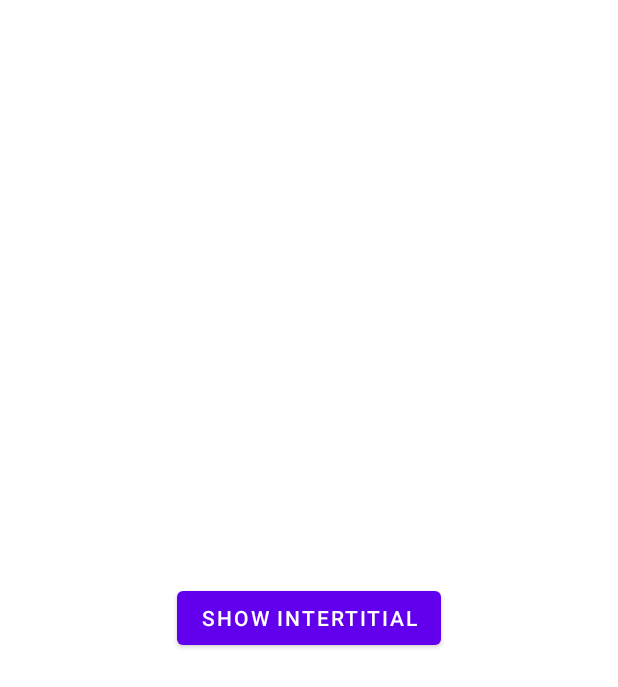
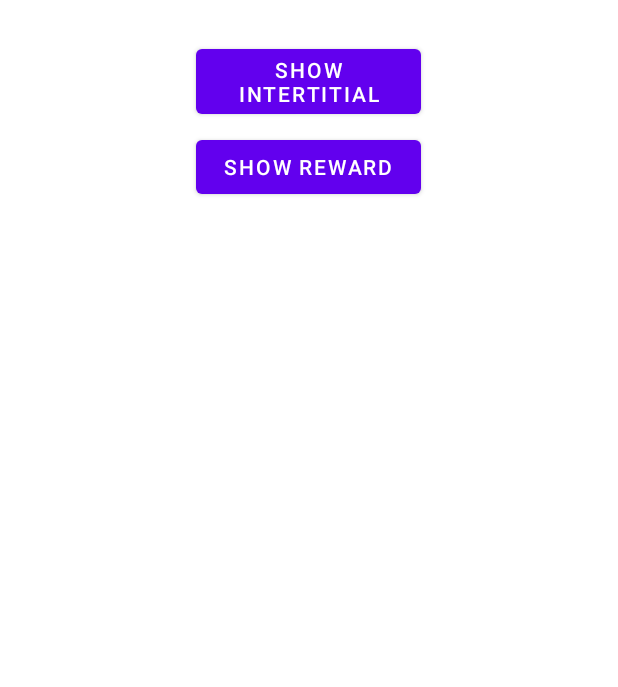
Before and after one commit to aliendroid-kim/AlienMultyAds, an Android app: the layout activity_main.xml on its own in the app's theme, with its tools: preview values and no code run, on a phone screen of 412 x 824 dp. Shown: the top 687 px of the screen. Run offline under Robolectric (Android 15) with nearby library versions, the phone set to English and light mode, and no system bars.

Commit message:
Reward Ads v01

```diff
--- a/AlienAds/build.gradle
+++ b/AlienAds/build.gradle
@@ -46,7 +46,7 @@ dependencies {
         transitive = true
     }
 
-    implementation "com.applovin:applovin-sdk:10.3.1"
+    implementation "com.applovin:applovin-sdk:10.3.2"
     implementation 'com.ironsource.sdk:mediationsdk:7.1.7'
     implementation 'com.startapp:inapp-sdk:4.8.10'
     implementation 'com.facebook.android:audience-network-sdk:6.5.1'
@@ -57,6 +57,7 @@ dependencies {
     implementation 'com.ironsource.adapters:facebookadapter:4.3.28'
     implementation 'com.mopub.mediation:facebookaudiencenetwork:6.5.1.0'
     implementation 'com.google.ads.mediation:applovin:10.3.2.0'
+    implementation 'com.applovin.mediation:google-adapter:20.2.0.4'
 
 
     //GDPR for Admob
--- a/app/src/main/res/layout/activity_main.xml
+++ b/app/src/main/res/layout/activity_main.xml
@@ -7,28 +7,61 @@
     tools:context=".MainActivity">
 
 
+    <LinearLayout
+        android:layout_width="match_parent"
+        android:layout_height="match_parent"
+        android:orientation="vertical">
+
         <FrameLayout
             android:id="@+id/laynative"
             android:layout_width="match_parent"
             android:layout_height="wrap_content"
-        android:layout_marginTop="20dp">
+            android:layout_marginTop="5dp"
+            android:layout_marginBottom="5dp">
 
         </FrameLayout>
-
-    <Button
-        android:id="@+id/button"
-        android:layout_width="wrap_content"
-        android:layout_height="wrap_content"
-        android:layout_centerInParent="true"
-        android:onClick="munculiklan"
-        android:text="Show Intertitial" />
 
         <RelativeLayout
             android:id="@+id/layAds"
             android:layout_width="wrap_content"
             android:layout_height="wrap_content"
-        android:layout_alignParentBottom="true"
-        android:layout_centerInParent="true">
+            android:layout_centerHorizontal="true"
+            android:layout_centerVertical="true"
+            android:layout_gravity="center"
+            android:layout_marginTop="5dp"
+            android:layout_marginBottom="5dp">
 
         </RelativeLayout>
+
+        <Button
+            android:id="@+id/button"
+            android:layout_width="150dp"
+            android:layout_height="wrap_content"
+            android:layout_centerHorizontal="true"
+            android:layout_centerVertical="true"
+            android:layout_gravity="center"
+            android:layout_marginTop="5dp"
+            android:layout_marginBottom="5dp"
+            android:onClick="munculiklan"
+            android:text="Show Intertitial" />
+
+        <Button
+            android:layout_width="150dp"
+            android:layout_height="wrap_content"
+            android:layout_gravity="center"
+            android:onClick="munculreward"
+            android:text="Show Reward" />
+
+        <RelativeLayout
+            android:id="@+id/laysAdsmall"
+            android:layout_width="wrap_content"
+            android:layout_height="wrap_content"
+            android:layout_gravity="center"
+            android:layout_marginTop="5dp"
+            android:layout_marginBottom="5dp">
+
         </RelativeLayout>
+
+    </LinearLayout>
+
+</RelativeLayout>
```
Also changed, not shown: AlienAds/src/main/java/com/aliendroid/alienads/AliendroidBanner.java (+24 -12 lines), AlienAds/src/main/java/com/aliendroid/alienads/AliendroidIntertitial.java (+21 -12 lines), AlienAds/src/main/java/com/aliendroid/alienads/AliendroidNative.java (+8 -4 lines), AlienAds/src/main/java/com/aliendroid/alienads/AliendroidReward.java (added, +176 -0 lines), app/src/main/java/com/aliendroid/samplealienads/MainActivity.java (+41 -13 lines), app/src/main/java/com/aliendroid/samplealienads/SettingAds.java (+14 -6 lines). Lines whose indentation alone changed are shown as unchanged.
